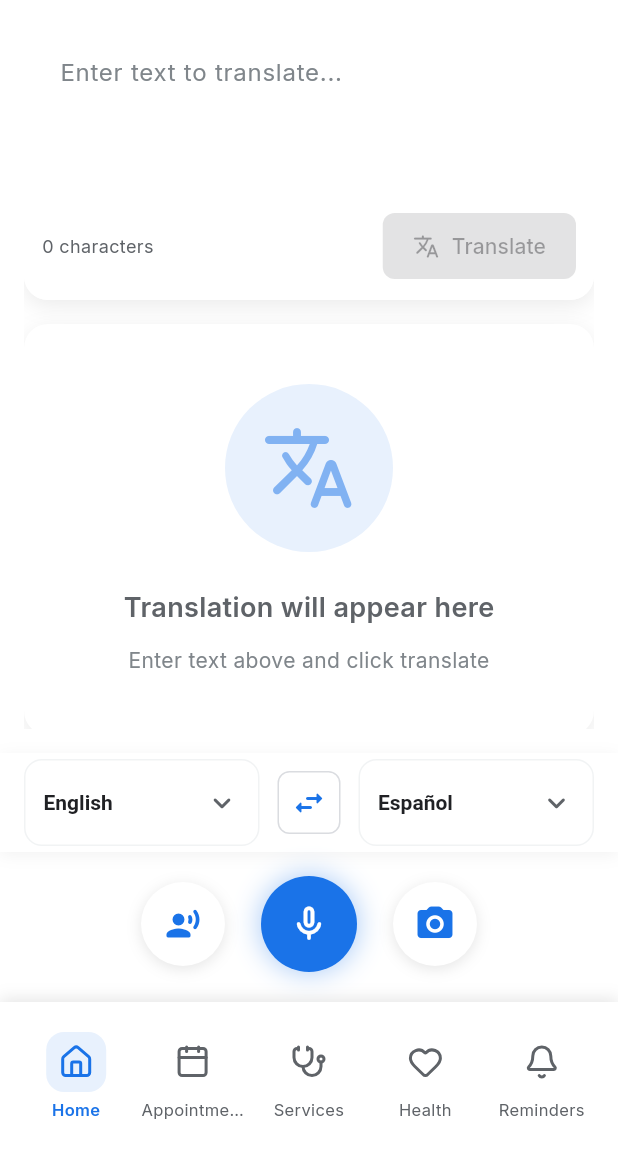
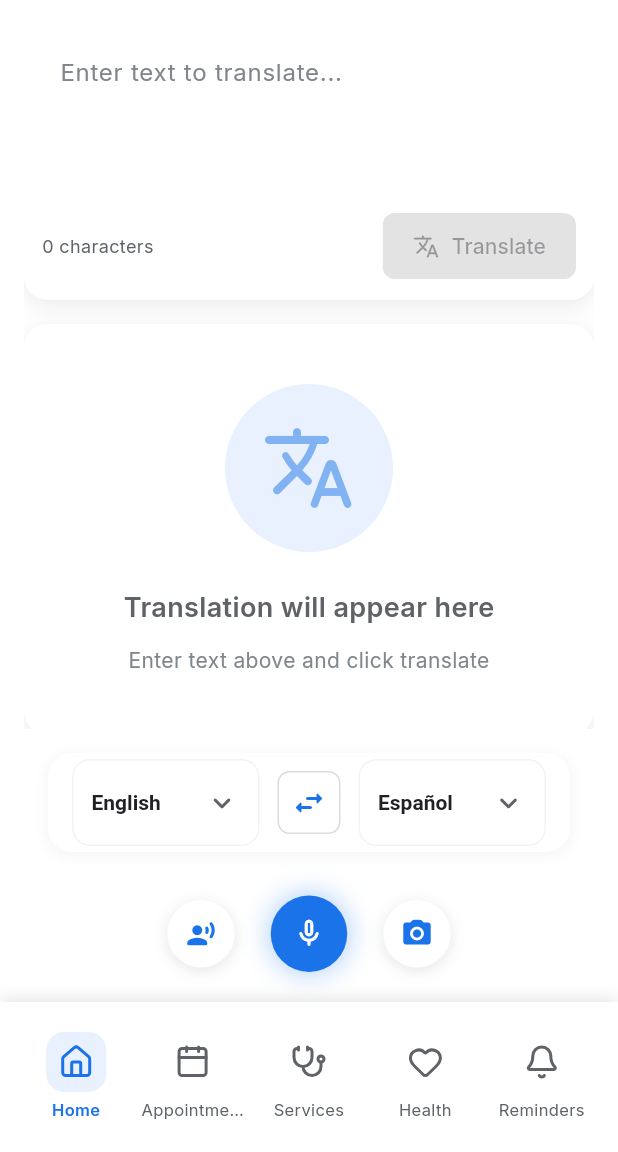
Before and after one commit to Kingmaker-RK/Medicus1, a Flutter app: the TranslationScreen screen opened by its route, on a phone screen of 412 x 824 dp, the part 84-1236 px from its top. Run offline on Flutter 3.47's test engine with Material 3 defaults, Android fonts, the phone set to English and light mode, and no system bars; our stand-ins replace dio, firebase_auth, firebase_core, flutter_tts, go_router, google_fonts and 6 more; missing offline and left inert: deepl_dart; accounts and stored records are empty.

Commit message:
Feat: Update TranslationScreen with modern UI and medical context

```diff
--- a/lib/screens/translation_screen.dart
+++ b/lib/screens/translation_screen.dart
@@ -158,8 +158,8 @@ class _TranslationScreenState extends State<TranslationScreen>
           children: [
             // Conversation Mode (Left)
             Container(
-              width: 56,
-              height: 56,
+              width: 45,
+              height: 45,
               decoration: BoxDecoration(
                 shape: BoxShape.circle,
                 color: _isConversationMode ? AppColors.accent : Colors.white,
@@ -185,6 +185,7 @@ class _TranslationScreenState extends State<TranslationScreen>
                 icon: Icon(
                   Icons.record_voice_over_rounded,
                   color: _isConversationMode ? Colors.white : AppColors.accent,
+                  size: 20,
                 ),
                 tooltip: 'Conversation Mode',
               ),
@@ -199,8 +200,8 @@ class _TranslationScreenState extends State<TranslationScreen>
 
             // Camera (Right)
             Container(
-              width: 56,
-              height: 56,
+              width: 45,
+              height: 45,
               decoration: BoxDecoration(
                 shape: BoxShape.circle,
                 color: Colors.white,
@@ -223,7 +224,7 @@ class _TranslationScreenState extends State<TranslationScreen>
                 },
                 icon: const Icon(Icons.camera_alt_rounded),
                 color: AppColors.accent,
-                iconSize: 28,
+                iconSize: 22,
               ),
             ),
           ],
@@ -292,9 +293,11 @@ class _TranslationScreenState extends State<TranslationScreen>
     UserProvider userProvider,
   ) {
     return Container(
+      margin: const EdgeInsets.symmetric(horizontal: 32),
       padding: const EdgeInsets.symmetric(horizontal: 16, vertical: 4),
       decoration: BoxDecoration(
         color: Colors.white,
+        borderRadius: BorderRadius.circular(16),
         boxShadow: [
           BoxShadow(
             color: AppColors.shadowLight,
@@ -939,8 +942,8 @@ class _TranslationScreenState extends State<TranslationScreen>
             await translationProvider.stopListening();
           },
           child: Container(
-            width: 64,
-            height: 64,
+            width: 51,
+            height: 51,
             decoration: BoxDecoration(
               shape: BoxShape.circle,
               color: translationProvider.isListening
@@ -963,7 +966,7 @@ class _TranslationScreenState extends State<TranslationScreen>
                   translationProvider.isListening
                       ? Icons.mic_rounded
                       : Icons.mic_none_rounded,
-                  size: 28,
+                  size: 22,
                   color: Colors.white,
                 ),
                 if (translationProvider.isListening)
```
